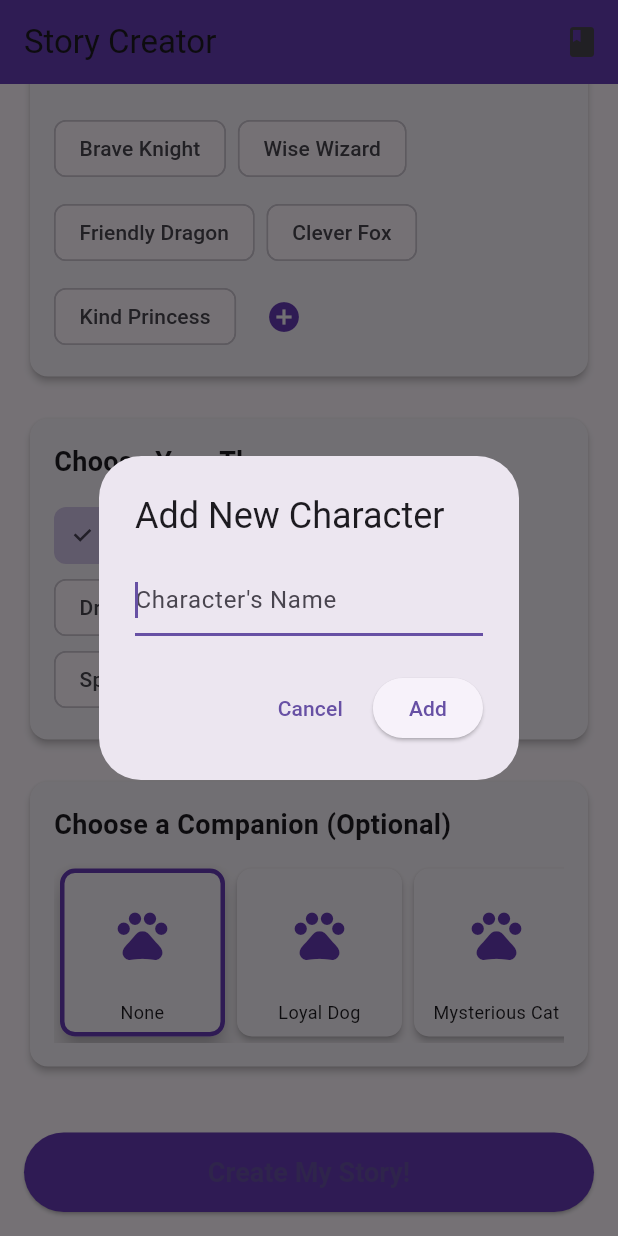
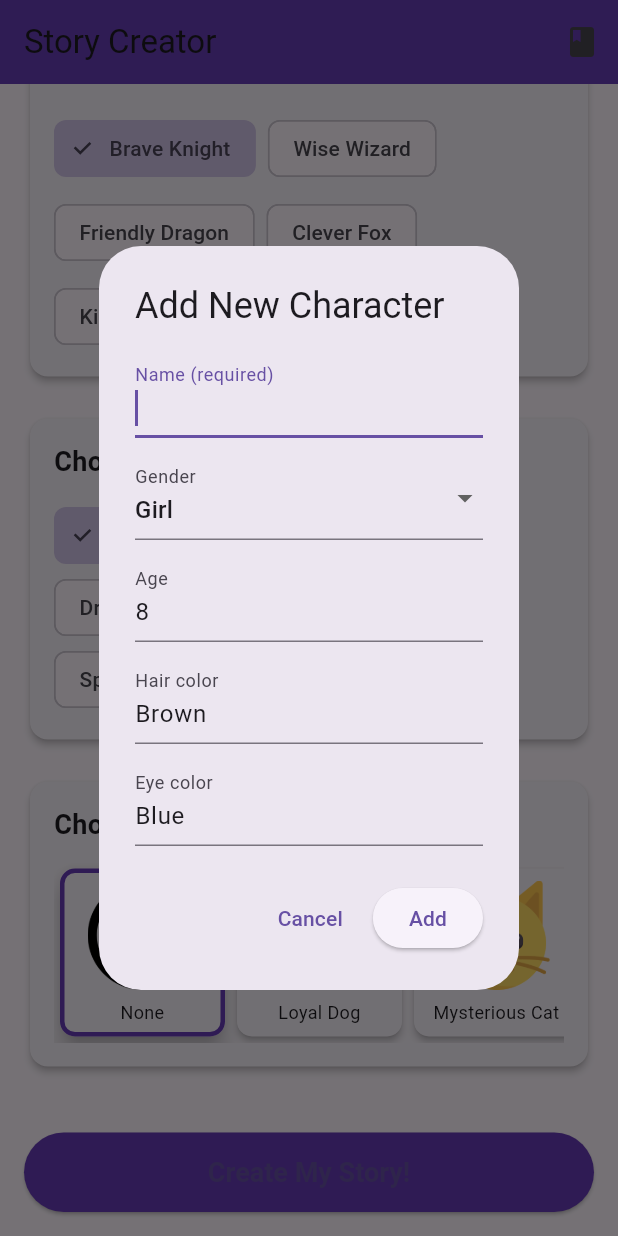
Before and after one commit to darcy0408/story_creator_app, a Flutter app: the screen it shows after launch, scrolled down 55 dp, after a tap on the "add circle" icon, on a phone screen of 412 x 824 dp. Run offline on Flutter 3.47's test engine with Material 3 defaults, Android fonts, the phone set to English and light mode, and no system bars; our stand-ins replace shared_preferences.

Commit message:
Add personalized character creation system
Added endpoints for character creation, storage, and personalized story generation

```diff
--- a/lib/main_story.dart
+++ b/lib/main_story.dart
@@ -5,6 +5,8 @@
 import 'story_result_screen.dart';
 import 'saved_stories_screen.dart';
 import 'storage_service.dart';
+import 'models.dart';
+import 'package:uuid/uuid.dart';
 
 class StoryCreatorApp extends StatelessWidget {
   const StoryCreatorApp({super.key});
@@ -31,13 +33,15 @@
 }
 
 class _StoryScreenState extends State<StoryScreen> {
-  List<String> _characters = ['Brave Knight', 'Wise Wizard', 'Friendly Dragon', 'Clever Fox', 'Kind Princess'];
-  String? _selectedCharacter;
+  final _uuid = const Uuid();
+
+  List<Character> _characters = [];
+  Character? _selectedCharacter;
+
   String _selectedTheme = 'Adventure';
   String _selectedCompanion = 'None';
   bool _isLoading = false;
 
-  // your visual companions list
   final List<Map<String, String>> _companions = [
     {'name': 'None', 'image': 'assets/images/none.png'},
     {'name': 'Loyal Dog', 'image': 'assets/images/dog.png'},
@@ -49,44 +53,50 @@
     {'name': 'Robot Sidekick', 'image': 'assets/images/robot.png'},
   ];
 
-  final TextEditingController _characterNameController = TextEditingController();
-
   @override
   void initState() {
     super.initState();
     _loadCharacters();
   }
 
-  @override
-  void dispose() {
-    _characterNameController.dispose();
-    super.dispose();
+  Future<void> _loadCharacters() async {
+    final saved = await StorageService.getCharacters();
+    final fallbackNames = [
+      'Brave Knight',
+      'Wise Wizard',
+      'Friendly Dragon',
+      'Clever Fox',
+      'Kind Princess',
+    ];
+    final fallback = fallbackNames
+        .map((n) => Character(
+              id: _uuid.v4(),
+              name: n,
+              gender: 'Unknown',
+              age: 8,
+              hair: 'Brown',
+              eyes: 'Blue',
+            ))
+        .toList();
+
+    setState(() {
+      _characters = saved.isNotEmpty ? saved : fallback;
+      _selectedCharacter ??=
+          _characters.isNotEmpty ? _characters.first : null;
+    });
+
+    // If we used fallback, persist it once so it sticks on refresh
+    if (saved.isEmpty) {
+      await StorageService.setCharacters(_characters);
     }
-
-  Future<void> _loadCharacters() async {
-    // use StorageService so we keep one source of truth
-    final names = await StorageService.getCharacterNames();
-    setState(() => _characters = names);
   }
 
   Future<void> _saveCharacters() async {
-    await StorageService.setCharacterNames(_characters);
-  }
-
-  void _addCharacter(String name) {
-    final n = name.trim();
-    if (n.isNotEmpty && !_characters.contains(n)) {
-      setState(() {
-        _characters.add(n);
-        _selectedCharacter = n;
-      });
-      _saveCharacters();
-      Navigator.of(context).pop();
-    }
+    await StorageService.setCharacters(_characters);
   }
 
   Future<void> _createStory() async {
-    if (_selectedCharacter == null || _selectedCharacter!.isEmpty) {
+    if (_selectedCharacter == null) {
       ScaffoldMessenger.of(context).showSnackBar(
         const SnackBar(content: Text('Please choose a character!')),
       );
@@ -94,14 +104,14 @@
     }
 
     setState(() => _isLoading = true);
-    const String apiUrl = 'http://100.88.55.143:5000/generate-story';
+    const String apiUrl = 'http://127.0.0.1:5000/generate-story';
 
     try {
       final response = await http.post(
         Uri.parse(apiUrl),
         headers: {'Content-Type': 'application/json; charset=UTF-8'},
         body: jsonEncode({
-          'character': _selectedCharacter,
+          'character': _selectedCharacter!.name,
           'theme': _selectedTheme,
           'companion': _selectedCompanion,
         }),
@@ -111,26 +121,25 @@
 
       if (response.statusCode == 200) {
         final Map<String, dynamic> data = jsonDecode(response.body);
-        Navigator.of(context).push(MaterialPageRoute(
-          builder: (context) => StoryResultScreen(
-            title: data['title'],
-            storyText: data['story_text'],
-            wisdomGem: data['wisdom_gem'],
-            meta: StoryMeta(
-              character: _selectedCharacter ?? '',
-              theme: _selectedTheme,
-              companion: _selectedCompanion,
+        Navigator.of(context).push(
+          MaterialPageRoute(
+            builder: (_) => StoryResultScreen(
+              title: (data['title'] ?? 'Your Story') as String,
+              storyText: (data['story_text'] ?? '') as String,
+              wisdomGem: (data['wisdom_gem'] ?? '') as String,
             ),
           ),
-        ));
+        );
       } else {
         ScaffoldMessenger.of(context).showSnackBar(
-          const SnackBar(content: Text('Error: Could not get a story from the server.')),
+          const SnackBar(
+              content: Text('Error: Could not get a story from the server.')),
         );
       }
-    } catch (e) {
+    } catch (_) {
       ScaffoldMessenger.of(context).showSnackBar(
-        const SnackBar(content: Text('Network Error: Could not connect to the server.')),
+        const SnackBar(
+            content: Text('Network Error: Could not connect to the server.')),
       );
     } finally {
       if (mounted) setState(() => _isLoading = false);
@@ -138,24 +147,100 @@
   }
 
   void _showAddCharacterDialog() {
-    _characterNameController.clear();
+    String name = '';
+    String gender = 'Girl';
+    int age = 8;
+    String hair = 'Brown';
+    String eyes = 'Blue';
+
     showDialog(
       context: context,
-      builder: (context) {
-        return AlertDialog(
+      builder: (_) => StatefulBuilder(
+        builder: (context, setLocal) => AlertDialog(
           title: const Text('Add New Character'),
-          content: TextField(
-            controller: _characterNameController,
-            decoration: const InputDecoration(hintText: "Character's Name"),
+          content: SingleChildScrollView(
+            child: Column(
+              mainAxisSize: MainAxisSize.min,
+              children: [
+                TextField(
+                  decoration:
+                      const InputDecoration(labelText: "Name (required)"),
                   autofocus: true,
-            onSubmitted: _addCharacter,
+                  onChanged: (v) => setLocal(() => name = v),
+                ),
+                const SizedBox(height: 12),
+                DropdownButtonFormField<String>(
+                  value: gender,
+                  decoration: const InputDecoration(labelText: 'Gender'),
+                  items: const [
+                    DropdownMenuItem(value: 'Girl', child: Text('Girl')),
+                    DropdownMenuItem(value: 'Boy', child: Text('Boy')),
+                    DropdownMenuItem(value: 'Other', child: Text('Other')),
+                    DropdownMenuItem(
+                        value: 'Unknown', child: Text('Prefer not to say')),
+                  ],
+                  onChanged: (v) => setLocal(() => gender = v ?? gender),
+                ),
+                const SizedBox(height: 12),
+                TextFormField(
+                  initialValue: '$age',
+                  decoration: const InputDecoration(labelText: 'Age'),
+                  keyboardType: TextInputType.number,
+                  onChanged: (v) {
+                    final parsed = int.tryParse(v);
+                    setLocal(() => age = (parsed == null || parsed < 0) ? 0 : parsed);
+                  },
+                ),
+                const SizedBox(height: 12),
+                TextFormField(
+                  initialValue: hair,
+                  decoration: const InputDecoration(labelText: 'Hair color'),
+                  onChanged: (v) => setLocal(() => hair = v),
+                ),
+                const SizedBox(height: 12),
+                TextFormField(
+                  initialValue: eyes,
+                  decoration: const InputDecoration(labelText: 'Eye color'),
+                  onChanged: (v) => setLocal(() => eyes = v),
+                ),
+              ],
+            ),
           ),
           actions: [
-            TextButton(onPressed: () => Navigator.of(context).pop(), child: const Text('Cancel')),
-            ElevatedButton(onPressed: () => _addCharacter(_characterNameController.text), child: const Text('Add')),
+            TextButton(
+              onPressed: () => Navigator.of(context).pop(),
+              child: const Text('Cancel'),
+            ),
+            ElevatedButton(
+              onPressed: () {
+                final n = name.trim();
+                if (n.isEmpty) return; // simple guard
+                final exists = _characters.any(
+                    (c) => c.name.toLowerCase() == n.toLowerCase());
+                if (exists) {
+                  Navigator.of(context).pop();
+                  return;
+                }
+                setState(() {
+                  final c = Character(
+                    id: _uuid.v4(),
+                    name: n,
+                    gender: gender,
+                    age: age,
+                    hair: hair,
+                    eyes: eyes,
+                  );
+                  _characters.add(c);
+                  _selectedCharacter = c;
+                });
+                _saveCharacters();
+                Navigator.of(context).pop();
+              },
+              child: const Text('Add'),
+            ),
           ],
-        );
-      },
+        ),
+      ),
     );
   }
 
@@ -171,7 +256,9 @@
             tooltip: 'My stories',
             icon: const Icon(Icons.book),
             onPressed: () {
-              Navigator.of(context).push(MaterialPageRoute(builder: (_) => const SavedStoriesScreen()));
+              Navigator.of(context).push(
+                MaterialPageRoute(builder: (_) => const SavedStoriesScreen()),
+              );
             },
           ),
         ],
@@ -194,7 +281,8 @@
                     style: ElevatedButton.styleFrom(
                       backgroundColor: Colors.deepPurple,
                       padding: const EdgeInsets.symmetric(vertical: 16),
-                      textStyle: const TextStyle(fontSize: 18, fontWeight: FontWeight.bold),
+                      textStyle: const TextStyle(
+                        fontSize: 18, fontWeight: FontWeight.bold),
                     ),
                     child: const Text('Create My Story!'),
                   ),
@@ -213,7 +301,8 @@
         child: Column(
           crossAxisAlignment: CrossAxisAlignment.start,
           children: [
-            Text(title, style: const TextStyle(fontSize: 18, fontWeight: FontWeight.bold)),
+            Text(title,
+                style: const TextStyle(fontSize: 18, fontWeight: FontWeight.bold)),
             const SizedBox(height: 12),
             content,
           ],
@@ -222,34 +311,37 @@
     );
   }
 
-  Wrap _buildCharacterSelector() {
+  Widget _buildCharacterSelector() {
     return Wrap(
       spacing: 8.0,
       runSpacing: 8.0,
       children: [
-        ..._characters.map((name) => ChoiceChip(
-              label: Text(name),
-              selected: _selectedCharacter == name,
+        ..._characters.map((c) => ChoiceChip(
+              label: Text(c.name),
+              selected: _selectedCharacter?.id == c.id,
               onSelected: (isSelected) {
-                setState(() {
-                  _selectedCharacter = isSelected ? name : null;
-                });
+                setState(() => _selectedCharacter = isSelected ? c : null);
               },
               selectedColor: Colors.deepPurple.shade100,
             )),
         IconButton(
           icon: const Icon(Icons.add_circle, color: Colors.deepPurple),
           onPressed: _showAddCharacterDialog,
+          tooltip: 'Add character',
         ),
       ],
     );
   }
 
-  Wrap _buildThemeSelector() {
-    final themes = ['Adventure', 'Friendship', 'Magic', 'Dragons', 'Castles', 'Unicorns', 'Space', 'Ocean'];
+  Widget _buildThemeSelector() {
+    final themes = [
+      'Adventure', 'Friendship', 'Magic', 'Dragons',
+      'Castles', 'Unicorns', 'Space', 'Ocean'
+    ];
     return Wrap(
       spacing: 8.0,
-      children: themes.map((theme) => ChoiceChip(
+      children: themes
+          .map((theme) => ChoiceChip(
                 label: Text(theme),
                 selected: _selectedTheme == theme,
                 onSelected: (isSelected) {
@@ -258,11 +350,11 @@
                   });
                 },
                 selectedColor: Colors.deepPurple.shade100,
-          )).toList(),
+              ))
+          .toList(),
     );
   }
 
-  // your visual companion selector with a safe fallback if asset missing
   Widget _buildCompanionSelector() {
     return SizedBox(
       height: 120,
@@ -274,9 +366,7 @@
           final bool isSelected = _selectedCompanion == companion['name'];
 
           return GestureDetector(
-            onTap: () {
-              setState(() => _selectedCompanion = companion['name']!);
-            },
+            onTap: () => setState(() => _selectedCompanion = companion['name']!),
             child: Card(
               elevation: isSelected ? 6 : 2,
               shape: RoundedRectangleBorder(
@@ -296,7 +386,8 @@
                       child: Image.asset(
                         companion['image']!,
                         fit: BoxFit.contain,
-                        errorBuilder: (_, __, ___) => const Icon(Icons.pets, size: 40, color: Colors.deepPurple),
+                        errorBuilder: (_, __, ___) =>
+                            const Icon(Icons.pets, size: 40, color: Colors.deepPurple),
                       ),
                     ),
                     const SizedBox(height: 6),
--- a/lib/models.dart
+++ b/lib/models.dart
@@ -0,0 +1,36 @@
+// lib/models.dart
+class Character {
+  final String id;
+  final String name;
+  final String gender; // e.g., 'Girl', 'Boy', 'Other'
+  final int age;
+  final String hair;
+  final String eyes;
+
+  Character({
+    required this.id,
+    required this.name,
+    required this.gender,
+    required this.age,
+    required this.hair,
+    required this.eyes,
+  });
+
+  factory Character.fromJson(Map<String, dynamic> j) => Character(
+        id: j['id'] as String,
+        name: j['name'] as String,
+        gender: j['gender'] as String,
+        age: j['age'] as int,
+        hair: j['hair'] as String,
+        eyes: j['eyes'] as String,
+      );
+
+  Map<String, dynamic> toJson() => {
+        'id': id,
+        'name': name,
+        'gender': gender,
+        'age': age,
+        'hair': hair,
+        'eyes': eyes,
+      };
+}
--- a/lib/storage_service.dart
+++ b/lib/storage_service.dart
@@ -0,0 +1,37 @@
+// lib/storage_service.dart
+import 'dart:convert';
+import 'package:shared_preferences/shared_preferences.dart';
+import 'models.dart';
+
+class StorageService {
+  // Old key for names-only (kept for compatibility)
+  static const _namesKey = 'character_names';
+  // New key for full objects
+  static const _charactersKey = 'characters_v1';
+
+  /// -------- Names-only (legacy) ----------
+  static Future<List<String>> getCharacterNames() async {
+    final prefs = await SharedPreferences.getInstance();
+    return prefs.getStringList(_namesKey) ?? <String>[];
+  }
+
+  static Future<void> setCharacterNames(List<String> names) async {
+    final prefs = await SharedPreferences.getInstance();
+    await prefs.setStringList(_namesKey, names);
+  }
+
+  /// -------- Full objects ----------
+  static Future<List<Character>> getCharacters() async {
+    final prefs = await SharedPreferences.getInstance();
+    final raw = prefs.getString(_charactersKey);
+    if (raw == null || raw.isEmpty) return [];
+    final list = (jsonDecode(raw) as List).cast<Map<String, dynamic>>();
+    return list.map(Character.fromJson).toList();
+  }
+
+  static Future<void> setCharacters(List<Character> items) async {
+    final prefs = await SharedPreferences.getInstance();
+    final jsonList = items.map((c) => c.toJson()).toList();
+    await prefs.setString(_charactersKey, jsonEncode(jsonList));
+  }
+}
```
Also changed, not shown: lib/saved_stories_screen.dart (+13 -0 lines), lib/story_result_screen.dart (+32 -42 lines), pubspec.yaml (+3 -69 lines), 1 other file. Lines whose indentation alone changed are shown as unchanged.
